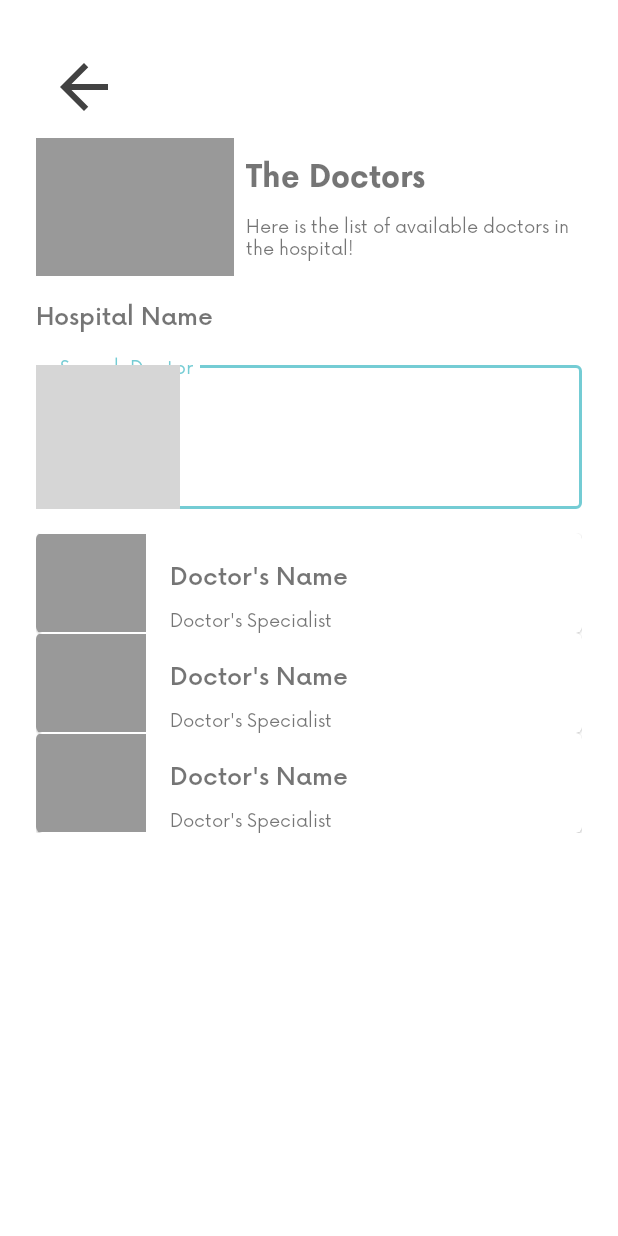
After one commit to lazuardiap/Langkah, an Android app: the layout fragment_full_doctor.xml on its own in the app's theme, with its tools: preview values and no code run, on a phone screen of 412 x 824 dp. The commit adds this screen. Run offline under Robolectric (Android 15) with nearby library versions, the phone set to English and light mode, and no system bars; grey boxes are pictures that could not be loaded.

Commit message:
Doctor list page done

```diff
--- /dev/null
+++ b/app/src/main/res/layout/fragment_full_doctor.xml
@@ -0,0 +1,110 @@
+<?xml version="1.0" encoding="utf-8"?>
+<androidx.constraintlayout.widget.ConstraintLayout xmlns:android="http://schemas.android.com/apk/res/android"
+    xmlns:tools="http://schemas.android.com/tools"
+    xmlns:app="http://schemas.android.com/apk/res-auto"
+    android:layout_width="match_parent"
+    android:layout_height="match_parent"
+    tools:context=".ui.hospital.HospitalFragment"
+    android:padding="24dp">
+
+    <com.google.android.material.button.MaterialButton
+        android:id="@+id/btn_back"
+        style="@style/Widget.MaterialComponents.Button.TextButton"
+        android:layout_width="wrap_content"
+        android:layout_height="wrap_content"
+        app:icon="@drawable/arrow_back_black_48"
+        app:iconTint="@color/black"
+        app:layout_constraintStart_toStartOf="parent"
+        app:layout_constraintTop_toTopOf="parent" />
+
+    <androidx.appcompat.widget.AppCompatImageView
+        android:id="@+id/doctors_img"
+        android:layout_width="132dp"
+        android:layout_height="92dp"
+        android:src="@color/grey"
+        app:layout_constraintTop_toBottomOf="@id/btn_back"
+        app:layout_constraintLeft_toLeftOf="parent"/>
+
+    <com.google.android.material.textview.MaterialTextView
+        android:id="@+id/title_page"
+        android:layout_width="wrap_content"
+        android:layout_height="wrap_content"
+        android:fontFamily="@font/now_bold"
+        android:textSize="20sp"
+        android:layout_marginStart="8dp"
+        app:layout_constraintTop_toTopOf="@+id/doctors_img"
+        app:layout_constraintLeft_toRightOf="@id/doctors_img"
+        app:layout_constraintBottom_toTopOf="@id/description_page"
+        android:text="@string/doctors_page_title"/>
+
+    <com.google.android.material.textview.MaterialTextView
+        android:id="@+id/description_page"
+        android:layout_width="0dp"
+        android:layout_height="wrap_content"
+        android:fontFamily="@font/now_regular"
+        android:textSize="12sp"
+        app:layout_constraintTop_toBottomOf="@id/title_page"
+        app:layout_constraintLeft_toLeftOf="@id/title_page"
+        app:layout_constraintRight_toRightOf="parent"
+        app:layout_constraintBottom_toBottomOf="@id/doctors_img"
+        android:text="@string/doctors_page_desc"/>
+
+    <com.google.android.material.textview.MaterialTextView
+        android:id="@+id/tv_hospital_name"
+        android:layout_width="0dp"
+        android:layout_height="wrap_content"
+        android:fontFamily="@font/now_medium"
+        android:textSize="16sp"
+        android:layout_marginTop="24dp"
+        app:layout_constraintTop_toBottomOf="@id/description_page"
+        app:layout_constraintStart_toStartOf="parent"
+        app:layout_constraintEnd_toEndOf="parent"
+        android:text="@string/hospital_name"/>
+
+    <com.google.android.material.textfield.TextInputLayout
+        android:id="@+id/search_bar"
+        android:layout_width="match_parent"
+        android:layout_height="wrap_content"
+        android:layout_marginTop="16dp"
+        android:hint="@string/search_doctor_hint"
+        style="@style/Widget.MaterialComponents.TextInputLayout.OutlinedBox.Dense"
+        app:layout_constraintTop_toBottomOf="@id/tv_hospital_name"
+        app:layout_constraintStart_toStartOf="parent"
+        app:layout_constraintEnd_toEndOf="parent"
+        app:startIconDrawable="@drawable/search_24"
+        app:startIconContentDescription="search icon">
+
+        <com.google.android.material.textfield.TextInputEditText
+            android:layout_width="match_parent"
+            android:layout_height="wrap_content"
+            android:fontFamily="@font/now_regular"
+            android:textColor="@color/light_grey"/>
+
+    </com.google.android.material.textfield.TextInputLayout>
+
+
+    <androidx.recyclerview.widget.RecyclerView
+        android:id="@+id/rv_doctors"
+        android:layout_width="match_parent"
+        android:layout_marginTop="16dp"
+        android:layout_height="wrap_content"
+        app:layout_constraintTop_toBottomOf="@id/search_bar"
+        tools:listitem="@layout/items_doctors"/>
+
+    <ProgressBar
+        android:id="@+id/progress_bar"
+        style="?android:attr/progressBarStyle"
+        android:layout_width="wrap_content"
+        android:layout_height="wrap_content"
+        android:layout_marginStart="8dp"
+        android:layout_marginTop="8dp"
+        android:layout_marginEnd="8dp"
+        android:layout_marginBottom="8dp"
+        android:visibility="gone"
+        app:layout_constraintTop_toTopOf="@id/rv_doctors"
+        app:layout_constraintStart_toStartOf="@+id/rv_doctors"
+        app:layout_constraintEnd_toEndOf="@+id/rv_doctors"
+        app:layout_constraintBottom_toBottomOf="@id/rv_doctors"/>
+
+
+</androidx.constraintlayout.widget.ConstraintLayout>
--- a/app/src/main/res/values/strings.xml
+++ b/app/src/main/res/values/strings.xml
@@ -67,5 +67,8 @@
     <string name="view_all_doctors">View All Doctors</string>
     <string name="view_all_polys">View All Polyclinics</string>
     <string name="polyclinics_name">Polyclinic\'s Name</string>
+    <string name="doctors_page_title">The Doctors</string>
+    <string name="doctors_page_desc">Here is the list of available doctors in the hospital!</string>
+    <string name="search_doctor_hint">Search Doctor</string>
 
 </resources>
```
Also changed, not shown: app/src/main/java/com/newshelter/langkah/ui/doctors/FullDoctorAdapter.kt (added, +44 -0 lines), app/src/main/java/com/newshelter/langkah/ui/doctors/FullDoctorFragment.kt (added, +68 -0 lines), app/src/main/java/com/newshelter/langkah/ui/doctors/SmallDoctorsFragment.kt (+21 -0 lines).
